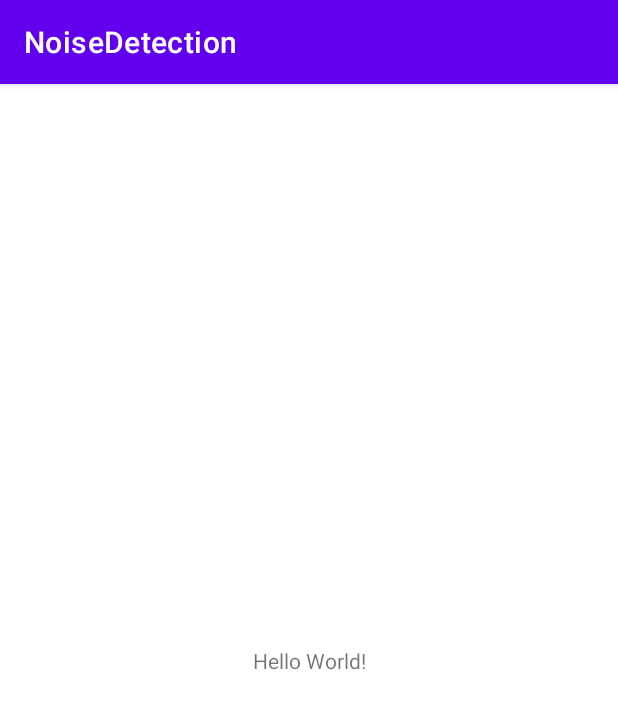
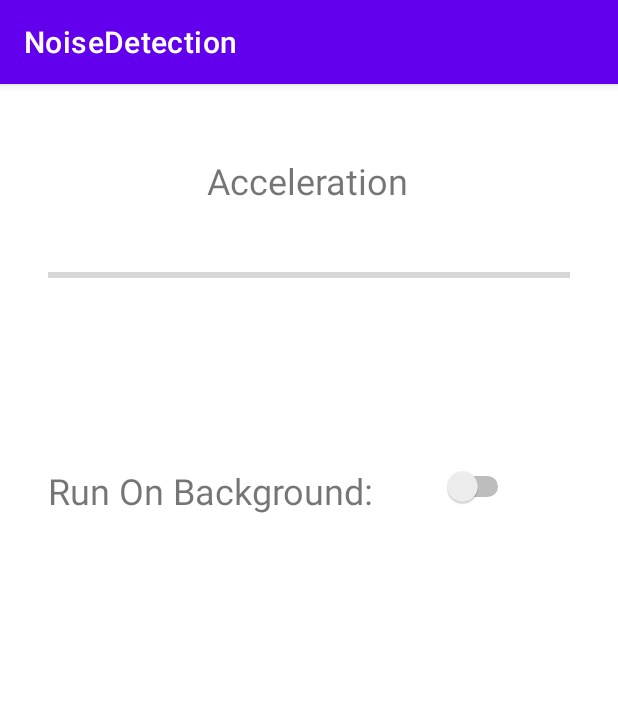
Before and after one commit to JakabSzabolcs/AccelerationDetection, an Android app: the screen it shows after launch (MainActivity), on a phone screen of 412 x 824 dp. Shown: the top 709 px of the screen. Run offline under Robolectric (Android 15) with nearby library versions, the phone set to English and light mode, and no system bars.

Commit message:
changed to acceleration
project's topic changed to acceleration from sound detecting. in maiActivity basic sensor listener is done

```diff
--- /dev/null
+++ b/app/src/main/java/hu/unideb/inf/mobilsz14/noisedetection/AccelerationSensor.java
@@ -0,0 +1,37 @@
+package hu.unideb.inf.mobilsz14.noisedetection;
+
+import android.hardware.Sensor;
+import android.hardware.SensorEvent;
+import android.hardware.SensorEventListener;
+import android.widget.ProgressBar;
+import android.widget.TextView;
+
+public class AccelerationSensor implements SensorEventListener
+{
+
+    public void setPb(ProgressBar pb)
+    {
+        this.pb = pb;
+    }
+
+    public void setTv(TextView tv)
+    {
+        this.tv = tv;
+    }
+
+    private ProgressBar pb;
+    private TextView tv;
+
+    @Override
+    public void onSensorChanged(SensorEvent sensorEvent)
+    {
+        pb.setProgress(Math.abs((int)sensorEvent.values[0]*5));
+//        tv.setText("" + sensorEvent.values[0]);
+        System.out.println(sensorEvent.values[0]);
+    }
+
+    @Override
+    public void onAccuracyChanged(Sensor sensor, int i) {
+
+    }
+}
--- a/app/src/main/java/hu/unideb/inf/mobilsz14/noisedetection/MainActivity.java
+++ b/app/src/main/java/hu/unideb/inf/mobilsz14/noisedetection/MainActivity.java
@@ -2,13 +2,50 @@ package hu.unideb.inf.mobilsz14.noisedetection;
 
 import androidx.appcompat.app.AppCompatActivity;
 
+import android.hardware.Sensor;
+import android.hardware.SensorEventListener;
+import android.hardware.SensorManager;
+import android.hardware.lights.Light;
 import android.os.Bundle;
+import android.text.method.ScrollingMovementMethod;
+import android.widget.ProgressBar;
+import android.widget.Switch;
+import android.widget.TextView;
 
-public class MainActivity extends AppCompatActivity {
+
+public class MainActivity extends AppCompatActivity
+{
+    private Switch runOnBackGroundSwitch;
+    private ProgressBar accelerationPb;
+    private SensorManager sensorManager;
+//    private TextView sensorTextView, accelerationTv;
+    private Sensor mLight;
+    private AccelerationSensor sel = new AccelerationSensor();
+
 
     @Override
     protected void onCreate(Bundle savedInstanceState) {
         super.onCreate(savedInstanceState);
         setContentView(R.layout.activity_main);
+
+        runOnBackGroundSwitch = findViewById(R.id.runOnBackgroundSwitch);
+        accelerationPb = findViewById(R.id.accelerationPb);
+//        accelerationTv = findViewById(R.id.accelerationTv);
+
+
+
+        sensorManager = (SensorManager) getSystemService(SENSOR_SERVICE);
+        //List<Sensor> sensors = sensorManager.getSensorList(Sensor.TYPE_ALL);
+        mLight = sensorManager.getDefaultSensor(Sensor.TYPE_ACCELEROMETER);
+
+        sensorManager.registerListener(sel, mLight, SensorManager.SENSOR_DELAY_FASTEST);
+
+
+        sel.setPb(accelerationPb);
+        System.out.println(accelerationPb.getProgress());
+        //sel.setTv(accelerationTv);
+        //sensorTextView.setMovementMethod((new ScrollingMovementMethod()));
+        //sensorTextView.setText(sensors.toString());
+
     }
 }
--- a/app/src/main/res/layout/activity_main.xml
+++ b/app/src/main/res/layout/activity_main.xml
@@ -4,15 +4,55 @@
     xmlns:tools="http://schemas.android.com/tools"
     android:layout_width="match_parent"
     android:layout_height="match_parent"
+    android:backgroundTint="#706F6F"
+    android:foregroundTint="#A12BCBEC"
     tools:context=".MainActivity">
 
     <TextView
+        android:id="@+id/textView"
         android:layout_width="wrap_content"
         android:layout_height="wrap_content"
-        android:text="Hello World!"
-        app:layout_constraintBottom_toBottomOf="parent"
+        android:layout_marginTop="48dp"
+        android:text="Acceleration"
+        android:textSize="24sp"
         app:layout_constraintEnd_toEndOf="parent"
+        app:layout_constraintHorizontal_bias="0.498"
         app:layout_constraintStart_toStartOf="parent"
         app:layout_constraintTop_toTopOf="parent" />
 
+    <ProgressBar
+        android:id="@+id/accelerationPb"
+        style="?android:attr/progressBarStyleHorizontal"
+        android:layout_width="0dp"
+        android:layout_height="30dp"
+        android:layout_marginStart="32dp"
+        android:layout_marginTop="32dp"
+        android:layout_marginEnd="32dp"
+        app:layout_constraintEnd_toEndOf="parent"
+        app:layout_constraintStart_toStartOf="parent"
+        app:layout_constraintTop_toBottomOf="@+id/textView" />
+
+    <TextView
+        android:id="@+id/textView3"
+        android:layout_width="wrap_content"
+        android:layout_height="wrap_content"
+        android:layout_marginStart="32dp"
+        android:layout_marginTop="112dp"
+        android:text="Run On Background:"
+        android:textSize="24sp"
+        app:layout_constraintStart_toStartOf="parent"
+        app:layout_constraintTop_toBottomOf="@+id/accelerationPb" />
+
+    <Switch
+        android:id="@+id/runOnBackgroundSwitch"
+        android:layout_width="wrap_content"
+        android:layout_height="wrap_content"
+        android:layout_marginTop="112dp"
+        android:checked="false"
+        app:layout_constraintEnd_toEndOf="parent"
+        app:layout_constraintHorizontal_bias="0.396"
+        app:layout_constraintStart_toEndOf="@+id/textView3"
+        app:layout_constraintTop_toBottomOf="@+id/accelerationPb"
+        tools:checked="true" />
+
 </androidx.constraintlayout.widget.ConstraintLayout>
```
